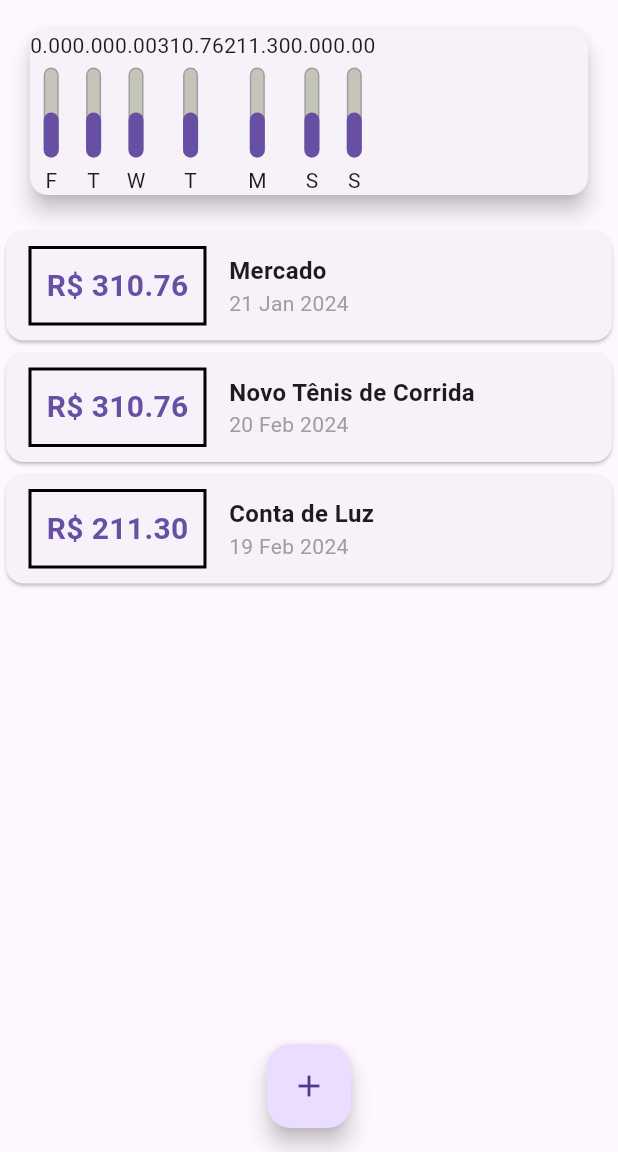
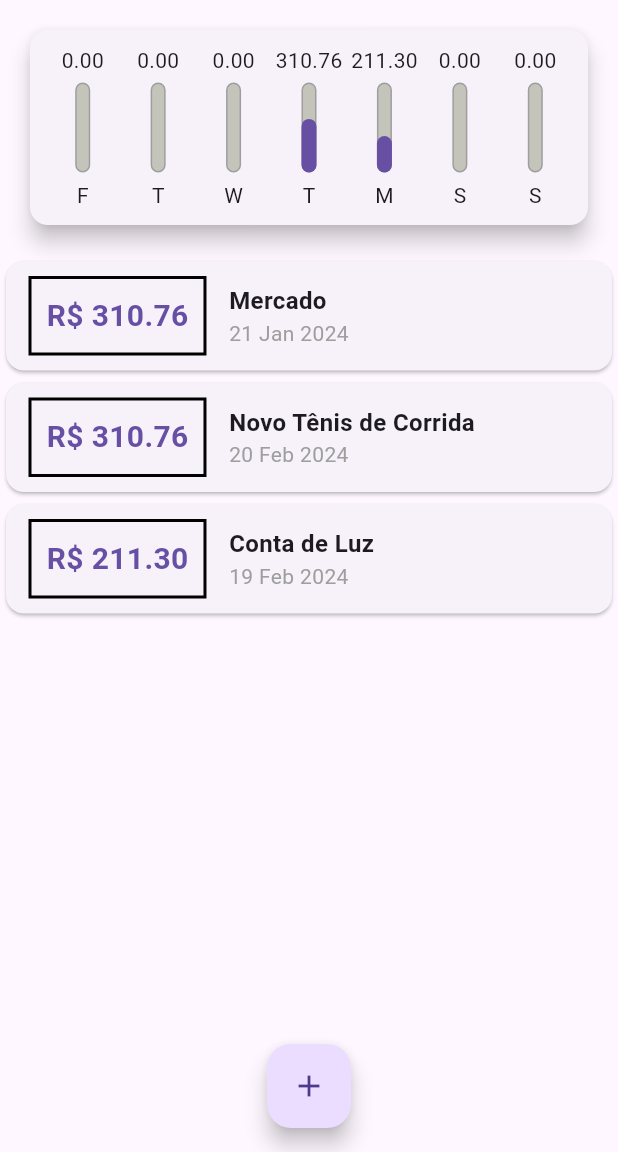
Before and after one commit to Alexlesk27/Expense, a Flutter app: the screen it shows after launch, on a phone screen of 412 x 824 dp, the part 84-1236 px from its top. Run offline on Flutter 3.47's test engine with Material 3 defaults, Android fonts, the phone set to English and light mode, and no system bars; Roboto replaces fonts that are missing (OpenSans).

Commit message:
add chart conponents

```diff
--- a/lib/components/chart.dart
+++ b/lib/components/chart.dart
@@ -29,20 +29,32 @@ class Chart extends StatelessWidget {
     });
   }
 
+  double get _wekkTotalValue{
+    return groupedTransactions.fold(0.0, (sum, tr) {
+         return sum + (tr['value'] as double);
+    });
+  }
+
   @override
   Widget build(BuildContext context) {
-    groupedTransactions;
     return Card(
       elevation: 6,
       margin: EdgeInsets.all(20),
+      child: Padding(
+        padding: const EdgeInsets.all(10),
         child: Row(
+          mainAxisAlignment: MainAxisAlignment.spaceAround,
           children: groupedTransactions.map((tr) {
-          return ChartBar(
+            return Flexible(
+              fit: FlexFit.tight,
+              child: ChartBar(
                 label: tr['day'].toString(),
                 value: tr['value'] as double,
-            percentage: 0.5,
+                percentage: (tr['value'] as double) / _wekkTotalValue,
+              ),
             );
           }).toList(),
+        ),
       ),
     );
   }
--- a/lib/components/chart_bar.dart
+++ b/lib/components/chart_bar.dart
@@ -11,7 +11,10 @@ class ChartBar extends StatelessWidget {
   Widget build(BuildContext context) {
     return Column(
       children: [
-        Text('${value.toStringAsFixed(2)}'),
+        FittedBox(
+            child: Text(
+          '${value.toStringAsFixed(2)}'
+        )),
         SizedBox(height: 5),
         Container(
           height: 60,
```
Also changed, not shown: pubspec.lock. Lines whose indentation alone changed are shown as unchanged.
